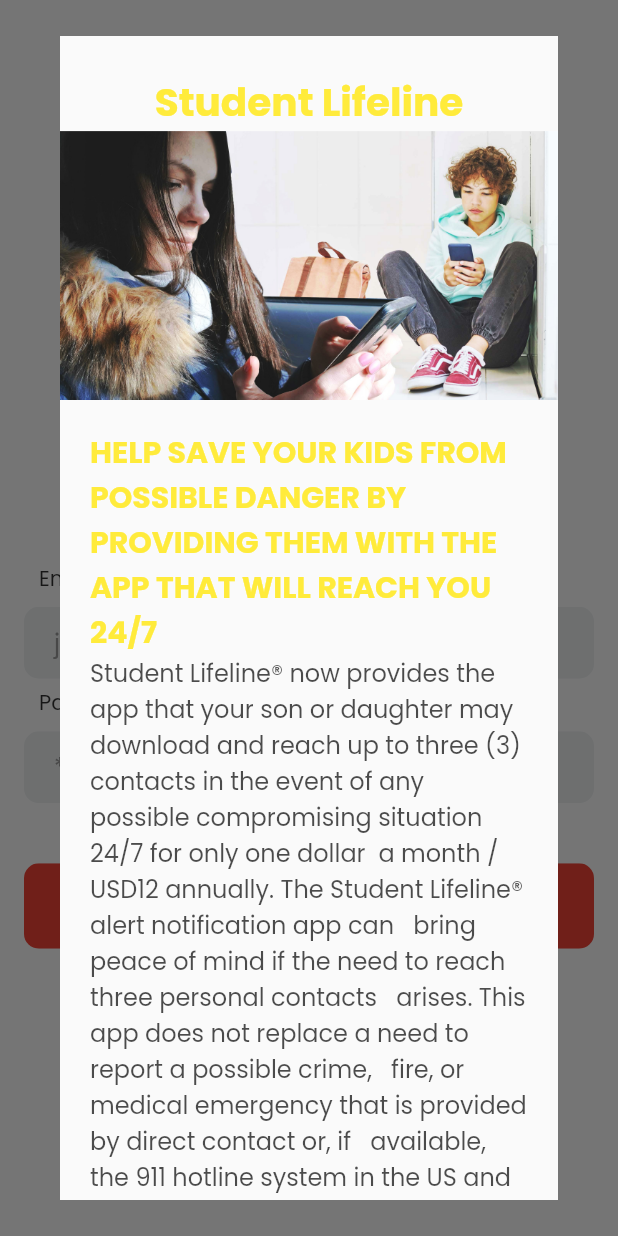
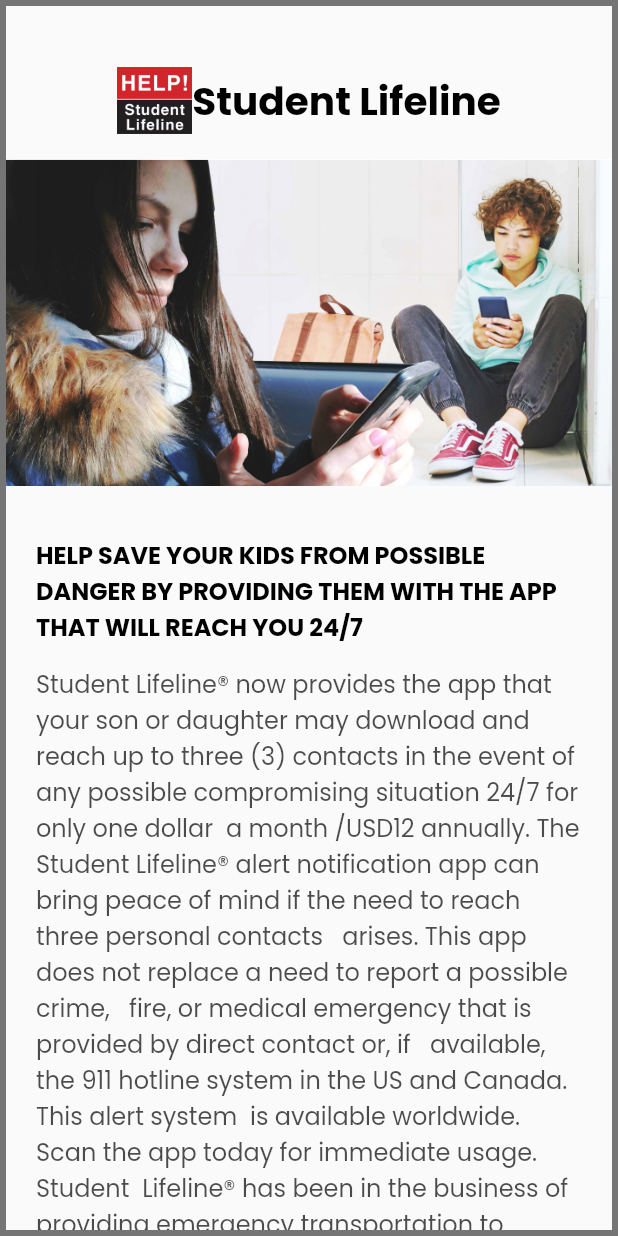
Before and after one commit to montedev0516/Student-Life-App, a Flutter app: the screen it shows after launch, on a phone screen of 412 x 824 dp. Run offline on Flutter 3.47's test engine with Material 2 defaults, Android fonts, the phone set to English and light mode, and no system bars; our stand-ins replace carousel_slider, fluttertoast, geolocator, go_router, google_fonts, google_maps_flutter and 3 more; missing offline and left inert: background_sms, phone_number.

Commit message:
fix: dialog box ui

```diff
--- a/lib/components/welcomeDialog.dart
+++ b/lib/components/welcomeDialog.dart
@@ -3,6 +3,7 @@
 import 'package:go_router/go_router.dart';
 import 'package:url_launcher/url_launcher.dart';
 import 'package:shared_preferences/shared_preferences.dart';
+import 'package:american_student_book/components/logo.dart';
 
 class WelcomeDialog extends StatefulWidget {
   const WelcomeDialog({super.key});
@@ -15,10 +16,8 @@
   bool? isNewUser;
 
   Future<void> _launchUrl() async {
-    // if (!await launchUrl(Uri.parse(
-    //     'https://studentlifeline.bigcartel.com/product/student-lifeline-alert-notification-app'))) {
-    //   throw Exception('Could not launch');
-    // }
+    await launchUrl(Uri.parse(
+        'https://studentlifeline.bigcartel.com/product/student-lifeline-alert-notification-app'));
     GoRouter.of(context).go('/');
     DataStore.setIsContactNew(false);
   }
@@ -32,33 +31,43 @@
   @override
   Widget build(BuildContext context) {
     return Material(
-      child: SizedBox(
-        height: 200,
       child: SingleChildScrollView(
         child: Padding(
           padding: const EdgeInsets.symmetric(vertical: 24),
           child: Column(
             children: [
-                const Text(
+              Padding(
+                padding: const EdgeInsets.symmetric(vertical: 14.0),
+                child: Row(
+                  mainAxisAlignment: MainAxisAlignment.center,
+                  children: const [
+                    SizedBox(width: 50, height: 50, child: Logo()),
+                    Text(
                       'Student Lifeline',
                       textAlign: TextAlign.center,
                       style: TextStyle(
                           fontSize: 26,
-                      color: Colors.yellow,
+                          color: Colors.black,
                           fontWeight: FontWeight.bold,
                           decorationStyle: TextDecorationStyle.solid),
                     ),
+                  ],
+                ),
+              ),
               Image.asset('assets/bannerImg.png'),
               Padding(
-                  padding: EdgeInsets.all(20),
+                padding: const EdgeInsets.all(20),
                 child: Column(children: [
-                    const Text(
+                  const Padding(
+                    padding: EdgeInsets.symmetric(vertical: 14.0),
+                    child: Text(
                       'HELP SAVE YOUR KIDS FROM POSSIBLE DANGER BY PROVIDING THEM WITH THE APP THAT WILL REACH YOU 24/7',
                       textAlign: TextAlign.left,
                       style: TextStyle(
-                          fontSize: 20,
-                          color: Colors.yellow,
+                          fontSize: 16,
+                          color: Colors.black,
                           fontWeight: FontWeight.bold),
+                    ),
                   ),
                   Text(
                     '''Student Lifeline® now provides the app that your son or daughter may download and reach up to three (3) contacts in the event of any possible compromising situation 24/7 for only one dollar  a month /USD12 annually. The Student Lifeline® alert notification app can   bring peace of mind if the need to reach three personal contacts   arises. This app does not replace a need to report a possible crime,   fire, or medical emergency that is provided by direct contact or, if   available, the 911 hotline system in the US and Canada. This alert system  is available worldwide. Scan the app today for immediate usage. Student  Lifeline® has been in the business of providing emergency transportation to stranded youth since 1988, and is proud to offer this new alert system  to any individual who may require this service, regardless of age.''',
@@ -80,8 +89,7 @@
                             elevation: MaterialStatePropertyAll(0)),
                         onPressed: _launchUrl,
                         child: Padding(
-                              padding:
-                                  const EdgeInsets.only(top: 18, bottom: 18),
+                            padding: const EdgeInsets.only(top: 18, bottom: 18),
                             child: Text(
                               'Go to subscription'.toUpperCase(),
                               style: const TextStyle(
@@ -90,13 +98,31 @@
                       ),
                     ),
                   ),
+                  ClipRRect(
+                    borderRadius: BorderRadius.circular(10),
+                    child: ElevatedButton(
+                      style: const ButtonStyle(
+                          backgroundColor:
+                              MaterialStatePropertyAll(Colors.transparent),
+                          elevation: MaterialStatePropertyAll(0)),
+                      onPressed: () => Navigator.of(context).pop(),
+                      child: const Padding(
+                          padding: EdgeInsets.only(top: 18, bottom: 18),
+                          child: Text(
+                            'Close ',
+                            style: TextStyle(
+                                color: Colors.black87,
+                                fontSize: 14,
+                                fontWeight: FontWeight.bold),
+                          )),
+                    ),
+                  ),
                 ]),
               )
             ],
           ),
         ),
       ),
-      ),
     );
   }
 }
--- a/lib/screens/auth/signin.dart
+++ b/lib/screens/auth/signin.dart
@@ -57,13 +57,11 @@
     showDialog(
       context: context,
       builder: (BuildContext context) {
-        return  Dialog(
+        return const Dialog(
+          insetAnimationDuration: Duration(milliseconds: 300),
+          insetPadding: EdgeInsets.all(4),
           elevation: 0,
-          child:  Container(
-            decoration: BoxDecoration(borderRadius: BorderRadius.circular(40)),
-            height: double.infinity * 0.8,
-            child:  WelcomeDialog(),
-          ),
+          child: WelcomeDialog(),
         );
       },
     );
@@ -72,7 +70,6 @@
   @override
   void initState() {
     DataStore.isContactNew().then((value) async {
-      print(value);
       if (value == true) {
         WidgetsBinding.instance.addPostFrameCallback((_) {
           showWelcomeDialog();
@@ -93,7 +90,7 @@
             mainAxisSize: MainAxisSize.min,
             children: [
               const Logo(),
-              SizedBox(
+              const SizedBox(
                 height: 20,
               ),
               Column(
--- a/lib/screens/auth/signup.dart
+++ b/lib/screens/auth/signup.dart
@@ -28,13 +28,10 @@
     showDialog(
       context: context,
       builder: (BuildContext context) {
-        return Dialog(
+        return  const Dialog(
+          insetPadding: EdgeInsets.all(4),
           elevation: 0,
-          child: Container(
-            decoration: BoxDecoration(borderRadius: BorderRadius.circular(40)),
-            height: double.infinity * 0.8,
-            child: WelcomeDialog(),
-          ),
+          child:  WelcomeDialog(),
         );
       },
     );
```
Lines whose indentation alone changed are shown as unchanged.
